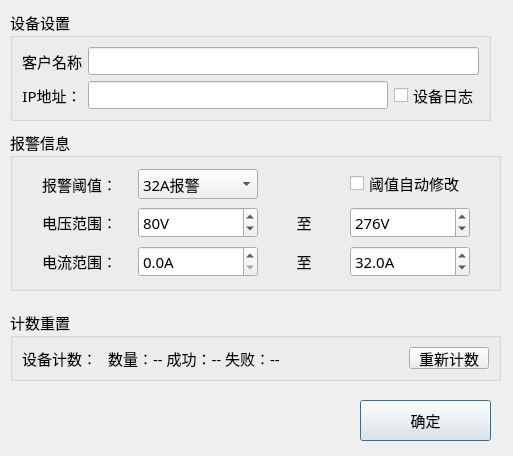
Qt form MonitorPduTool/home/home_setdlg.ui (ChinaClever/PDU-MonitorTool) before a commit.
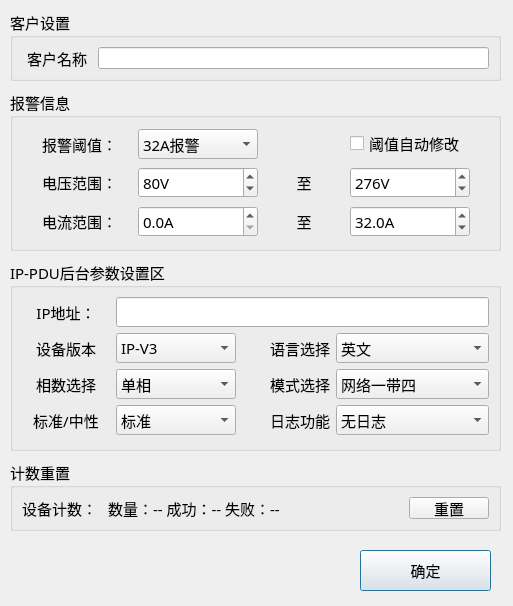
The same form after that commit.

Commit message: 增加IP后台参数检测

Diff of the .ui file:
```diff
--- a/MonitorPduTool/home/home_setdlg.ui
+++ b/MonitorPduTool/home/home_setdlg.ui
@@ -7,7 +7,7 @@
     <x>0</x>
     <y>0</y>
     <width>513</width>
-    <height>456</height>
+    <height>606</height>
    </rect>
   </property>
   <property name="font">
@@ -24,8 +24,8 @@
     <rect>
      <x>10</x>
      <y>10</y>
-     <width>481</width>
-     <height>111</height>
+     <width>491</width>
+     <height>71</height>
     </rect>
    </property>
    <property name="font">
@@ -35,11 +35,17 @@
     </font>
    </property>
    <property name="title">
-    <string>设备设置</string>
+    <string>客户设置</string>
    </property>
    <layout class="QGridLayout" name="gridLayout">
     <item row="0" column="0">
      <widget class="QLabel" name="label_17">
+      <property name="maximumSize">
+       <size>
+        <width>70</width>
+        <height>16777215</height>
+       </size>
+      </property>
       <property name="text">
        <string>客户名称</string>
       </property>
@@ -51,33 +57,13 @@
     <item row="0" column="1" colspan="2">
      <widget class="QLineEdit" name="userEdit"/>
     </item>
-    <item row="1" column="0">
-     <widget class="QLabel" name="label_18">
-      <property name="text">
-       <string>IP地址：</string>
-      </property>
-      <property name="alignment">
-       <set>Qt::AlignCenter</set>
-      </property>
-     </widget>
-    </item>
-    <item row="1" column="1">
-     <widget class="QLineEdit" name="ipEdit"/>
-    </item>
-    <item row="1" column="2">
-     <widget class="QCheckBox" name="logCheck">
-      <property name="text">
-       <string>设备日志</string>
-      </property>
-     </widget>
-    </item>
    </layout>
   </widget>
   <widget class="QGroupBox" name="groupBox_1">
    <property name="geometry">
     <rect>
      <x>10</x>
-     <y>130</y>
+     <y>90</y>
      <width>491</width>
      <height>161</height>
     </rect>
@@ -383,7 +369,7 @@
    <property name="geometry">
     <rect>
      <x>360</x>
-     <y>400</y>
+     <y>550</y>
      <width>131</width>
      <height>41</height>
     </rect>
@@ -402,7 +388,7 @@
    <property name="geometry">
     <rect>
      <x>10</x>
-     <y>310</y>
+     <y>460</y>
      <width>491</width>
      <height>71</height>
     </rect>
@@ -446,12 +432,236 @@
        </size>
       </property>
       <property name="text">
-       <string>重新计数</string>
+       <string>重置</string>
       </property>
      </widget>
     </item>
    </layout>
   </widget>
+  <widget class="QGroupBox" name="groupBox_4">
+   <property name="geometry">
+    <rect>
+     <x>10</x>
+     <y>260</y>
+     <width>491</width>
+     <height>191</height>
+    </rect>
+   </property>
+   <property name="font">
+    <font>
+     <family>微软雅黑</family>
+     <pointsize>11</pointsize>
+    </font>
+   </property>
+   <property name="title">
+    <string>IP-PDU后台参数设置区</string>
+   </property>
+   <layout class="QGridLayout" name="gridLayout_4">
+    <item row="0" column="0">
+     <widget class="QLabel" name="label_18">
+      <property name="text">
+       <string>IP地址：</string>
+      </property>
+      <property name="alignment">
+       <set>Qt::AlignCenter</set>
+      </property>
+     </widget>
+    </item>
+    <item row="0" column="1" colspan="3">
+     <widget class="QLineEdit" name="ipEdit"/>
+    </item>
+    <item row="1" column="0">
+     <widget class="QLabel" name="label_12">
+      <property name="text">
+       <string>设备版本</string>
+      </property>
+      <property name="alignment">
+       <set>Qt::AlignCenter</set>
+      </property>
+     </widget>
+    </item>
+    <item row="1" column="1">
+     <widget class="QComboBox" name="ipTypeBox">
+      <property name="minimumSize">
+       <size>
+        <width>120</width>
+        <height>30</height>
+       </size>
+      </property>
+      <item>
+       <property name="text">
+        <string>IP-V3</string>
+       </property>
+      </item>
+      <item>
+       <property name="text">
+        <string>IP-V1</string>
+       </property>
+      </item>
+     </widget>
+    </item>
+    <item row="1" column="2">
+     <widget class="QLabel" name="label_2">
+      <property name="text">
+       <string>语言选择</string>
+      </property>
+      <property name="alignment">
+       <set>Qt::AlignRight|Qt::AlignTrailing|Qt::AlignVCenter</set>
+      </property>
+     </widget>
+    </item>
+    <item row="1" column="3">
+     <widget class="QComboBox" name="languageBox">
+      <property name="minimumSize">
+       <size>
+        <width>120</width>
+        <height>30</height>
+       </size>
+      </property>
+      <item>
+       <property name="text">
+        <string>英文</string>
+       </property>
+      </item>
+      <item>
+       <property name="text">
+        <string>中文</string>
+       </property>
+      </item>
+     </widget>
+    </item>
+    <item row="2" column="0">
+     <widget class="QLabel" name="label_7">
+      <property name="text">
+       <string>相数选择</string>
+      </property>
+      <property name="alignment">
+       <set>Qt::AlignCenter</set>
+      </property>
+     </widget>
+    </item>
+    <item row="2" column="1">
+     <widget class="QComboBox" name="lineBox">
+      <property name="minimumSize">
+       <size>
+        <width>120</width>
+        <height>30</height>
+       </size>
+      </property>
+      <item>
+       <property name="text">
+        <string>单相</string>
+       </property>
+      </item>
+      <item>
+       <property name="text">
+        <string>两路</string>
+       </property>
+      </item>
+      <item>
+       <property name="text">
+        <string>三相</string>
+       </property>
+      </item>
+     </widget>
+    </item>
+    <item row="2" column="2">
+     <widget class="QLabel" name="label_3">
+      <property name="text">
+       <string>模式选择</string>
+      </property>
+      <property name="alignment">
+       <set>Qt::AlignRight|Qt::AlignTrailing|Qt::AlignVCenter</set>
+      </property>
+     </widget>
+    </item>
+    <item row="2" column="3">
+     <widget class="QComboBox" name="ipModeBox">
+      <property name="minimumSize">
+       <size>
+        <width>120</width>
+        <height>30</height>
+       </size>
+      </property>
+      <item>
+       <property name="text">
+        <string>网络一带四</string>
+       </property>
+      </item>
+      <item>
+       <property name="text">
+        <string>Modbus RTU 级联</string>
+       </property>
+      </item>
+     </widget>
+    </item>
+    <item row="3" column="0">
+     <widget class="QLabel" name="label_8">
+      <property name="text">
+       <string>标准/中性</string>
+      </property>
+      <property name="alignment">
+       <set>Qt::AlignCenter</set>
+      </property>
+     </widget>
+    </item>
+    <item row="3" column="1">
+     <widget class="QComboBox" name="sBox">
+      <property name="minimumSize">
+       <size>
+        <width>120</width>
+        <height>30</height>
+       </size>
+      </property>
+      <item>
+       <property name="text">
+        <string>标准</string>
+       </property>
+      </item>
+      <item>
+       <property name="text">
+        <string>中性</string>
+       </property>
+      </item>
+      <item>
+       <property name="text">
+        <string>定制</string>
+       </property>
+      </item>
+     </widget>
+    </item>
+    <item row="3" column="2">
+     <widget class="QLabel" name="label_11">
+      <property name="text">
+       <string>日志功能</string>
+      </property>
+      <property name="alignment">
+       <set>Qt::AlignRight|Qt::AlignTrailing|Qt::AlignVCenter</set>
+      </property>
+     </widget>
+    </item>
+    <item row="3" column="3">
+     <widget class="QComboBox" name="logBox">
+      <property name="minimumSize">
+       <size>
+        <width>120</width>
+        <height>30</height>
+       </size>
+      </property>
+      <item>
+       <property name="text">
+        <string>无日志</string>
+       </property>
+      </item>
+      <item>
+       <property name="text">
+        <string>带日志</string>
+       </property>
+      </item>
+     </widget>
+    </item>
+   </layout>
+  </widget>
  </widget>
  <resources/>
  <connections/>
```
The commit also changes 21 other files.
